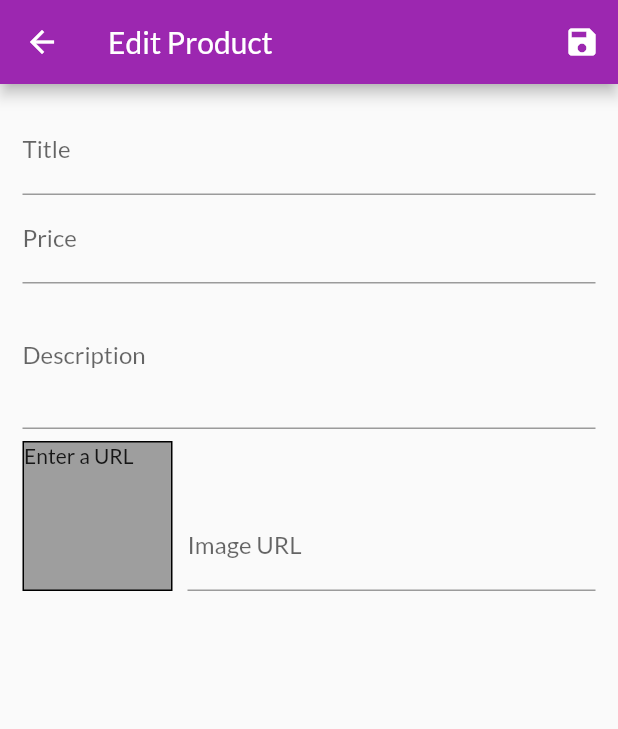
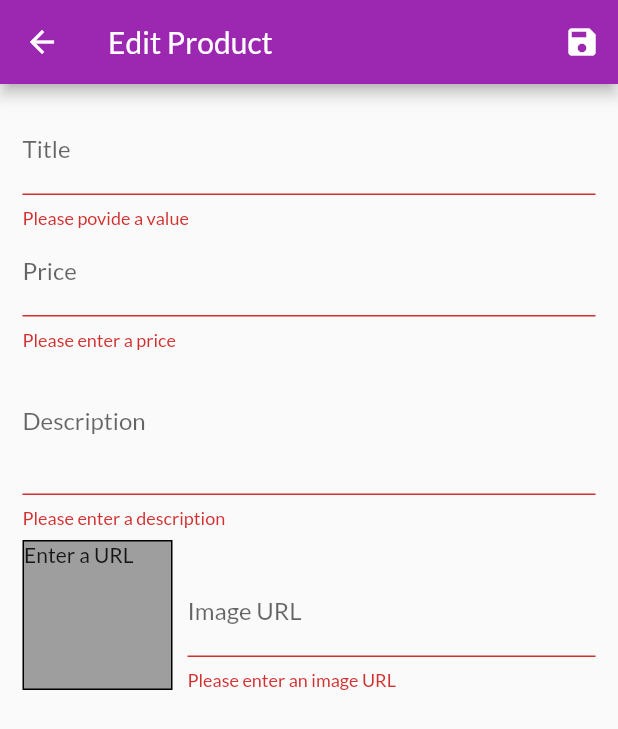
Before and after one commit to aliyev12/ShopApp, a Flutter app: the EditProductScreen screen opened by its route, after a tap on the "save" icon, on a phone screen of 412 x 824 dp. Shown: the top 729 px of the screen. Run offline on Flutter 3.47's test engine with Material 2 defaults, Android fonts, the phone set to English and light mode, and no system bars; our stand-ins replace validators; network calls fail.

Commit message:
Implement edit products

```diff
--- a/lib/screens/edit_product_screen.dart
+++ b/lib/screens/edit_product_screen.dart
@@ -1,6 +1,8 @@
 import 'package:flutter/material.dart';
 import 'package:flutter_complete_guide/providers/product.dart';
+import 'package:flutter_complete_guide/providers/products.dart';
 import 'package:validators/validators.dart';
+import 'package:provider/provider.dart';
 
 class EditProductScreen extends StatefulWidget {
   static String routeName = '/edit-product';
@@ -22,11 +24,39 @@ class _EditProductScreenState extends State<EditProductScreen> {
     description: '',
     imageUrl: '',
   );
+  var _isInit = true;
+  var _initValues = {
+    'title': '',
+    'description': '',
+    'price': '',
+    'imageUrl': '',
+  };
 
   @override
   void initState() {
     _imageUrlFocusNode.addListener(_updateImageUrl);
     super.initState();
+  }
+
+  @override
+  void didChangeDependencies() {
+    if (_isInit) {
+      final productId = ModalRoute.of(context).settings.arguments as String;
+      if (productId != null) {
+        _editedProduct =
+            Provider.of<Products>(context, listen: false).findById(productId);
+        _initValues = {
+          'title': _editedProduct.title,
+          'description': _editedProduct.description,
+          'price': _editedProduct.price.toString(),
+          'imageUrl': '',
+        };
+        _imageUrlController.text = _editedProduct.imageUrl;
+      }
+    }
+
+    _isInit = false;
+    super.didChangeDependencies();
   }
 
   @override
@@ -41,17 +71,32 @@ class _EditProductScreenState extends State<EditProductScreen> {
 
   void _updateImageUrl() {
     if (!_imageUrlFocusNode.hasFocus) {
+      if (_imageUrlController.text.isEmpty ||
+          (!_imageUrlController.text.startsWith('http') &&
+              !_imageUrlController.text.startsWith('https')) ||
+          (!_imageUrlController.text.endsWith('.png') &&
+              !_imageUrlController.text.endsWith('.jpeg') &&
+              !_imageUrlController.text.endsWith('.jpg'))) return;
+
       setState(() {});
     }
   }
 
   void _saveForm() {
+    final isValid = _form.currentState.validate();
+    if (!isValid) return;
     _form.currentState.save();
-    print(_editedProduct.title);
-    print(_editedProduct.id);
-    print(_editedProduct.description);
-    print(_editedProduct.imageUrl);
-    print(_editedProduct.price);
+
+    if (_editedProduct.id != null) {
+      // Update existing prpduct
+      Provider.of<Products>(context, listen: false)
+          .updateProduct(_editedProduct.id, _editedProduct);
+    } else {
+      // Add new product
+      Provider.of<Products>(context, listen: false).addProduct(_editedProduct);
+    }
+
+    Navigator.of(context).pop();
   }
 
   @override
@@ -74,10 +119,15 @@ class _EditProductScreenState extends State<EditProductScreen> {
             child: Column(
               children: <Widget>[
                 TextFormField(
+                  initialValue: _initValues['title'],
                   decoration: InputDecoration(labelText: 'Title'),
                   textInputAction: TextInputAction.next,
                   onFieldSubmitted: (value) {
                     FocusScope.of(context).requestFocus(_priceFocusNode);
+                  },
+                  validator: (value) {
+                    if (value.isEmpty) return 'Please povide a value';
+                    return null;
                   },
                   onSaved: (value) {
                     _editedProduct = Product(
@@ -86,10 +136,12 @@ class _EditProductScreenState extends State<EditProductScreen> {
                       price: _editedProduct.price,
                       description: _editedProduct.description,
                       imageUrl: _editedProduct.imageUrl,
+                      isFavorite: _editedProduct.isFavorite,
                     );
                   },
                 ),
                 TextFormField(
+                  initialValue: _initValues['price'],
                   decoration: InputDecoration(labelText: 'Price'),
                   textInputAction: TextInputAction.next,
                   keyboardType: TextInputType.number,
@@ -97,28 +149,45 @@ class _EditProductScreenState extends State<EditProductScreen> {
                   onFieldSubmitted: (value) {
                     FocusScope.of(context).requestFocus(_descriptionFocusNode);
                   },
+                  validator: (value) {
+                    if (value.isEmpty) return 'Please enter a price';
+                    if (double.tryParse(value) == null)
+                      return 'Please enter a valid number';
+                    if (double.parse(value) <= 0)
+                      return 'Please enter a number greater than zero';
+                    return null;
+                  },
                   onSaved: (value) {
                     _editedProduct = Product(
-                      id: _editedProduct.id,
                       title: _editedProduct.title,
                       price: double.parse(value),
                       description: _editedProduct.description,
                       imageUrl: _editedProduct.imageUrl,
+                      id: _editedProduct.id,
+                      isFavorite: _editedProduct.isFavorite,
                     );
                   },
                 ),
                 TextFormField(
+                  initialValue: _initValues['description'],
                   decoration: InputDecoration(labelText: 'Description'),
                   maxLines: 3,
                   keyboardType: TextInputType.multiline,
                   focusNode: _descriptionFocusNode,
+                  validator: (value) {
+                    if (value.isEmpty) return 'Please enter a description';
+                    if (value.length < 10)
+                      return 'Should be at least 10 characters long';
+                    return null;
+                  },
                   onSaved: (value) {
                     _editedProduct = Product(
-                      id: _editedProduct.id,
                       title: _editedProduct.title,
                       price: _editedProduct.price,
                       description: value,
                       imageUrl: _editedProduct.imageUrl,
+                      id: _editedProduct.id,
+                      isFavorite: _editedProduct.isFavorite,
                     );
                   },
                 ),
@@ -154,13 +223,26 @@ class _EditProductScreenState extends State<EditProductScreen> {
                         onEditingComplete: () {
                           setState(() {});
                         },
+                        validator: (value) {
+                          if (value.isEmpty) return 'Please enter an image URL';
+                          if (!value.startsWith('http') ||
+                              !value.startsWith('https'))
+                            return 'Please enter a valid URL';
+                          if (!(value.endsWith('.png') ||
+                              value.endsWith('.jpeg') ||
+                              value.endsWith('.jpg'))) {
+                            return 'Please enter a valid image URL';
+                          }
+                          return null;
+                        },
                         onSaved: (value) {
                           _editedProduct = Product(
-                            id: _editedProduct.id,
                             title: _editedProduct.title,
                             price: _editedProduct.price,
                             description: _editedProduct.description,
                             imageUrl: value,
+                            id: _editedProduct.id,
+                            isFavorite: _editedProduct.isFavorite,
                           );
                         },
                       ),
--- a/lib/screens/user_products_screen.dart
+++ b/lib/screens/user_products_screen.dart
@@ -34,6 +34,7 @@ class UserProductsScreen extends StatelessWidget {
           itemBuilder: (_, i) => Column(
             children: [
               UserProductItem(
+                productsData.items[i].id,
                 productsData.items[i].title,
                 productsData.items[i].imageUrl,
               ),
--- a/lib/widgets/user_product_item.dart
+++ b/lib/widgets/user_product_item.dart
@@ -2,10 +2,11 @@ import 'package:flutter/material.dart';
 import 'package:flutter_complete_guide/screens/edit_product_screen.dart';
 
 class UserProductItem extends StatelessWidget {
+  final String id;
   final String title;
   final String imageUrl;
 
-  UserProductItem(this.title, this.imageUrl);
+  UserProductItem(this.id, this.title, this.imageUrl);
 
   @override
   Widget build(BuildContext context) {
@@ -21,7 +22,8 @@ class UserProductItem extends StatelessWidget {
             IconButton(
               icon: Icon(Icons.edit),
               onPressed: () {
-                Navigator.of(context).pushNamed(EditProductScreen.routeName);
+                Navigator.of(context)
+                    .pushNamed(EditProductScreen.routeName, arguments: id);
               },
               color: Theme.of(context).primaryColor,
             ),
```
Also changed, not shown: lib/providers/products.dart (+17 -2 lines), 1 other file.
